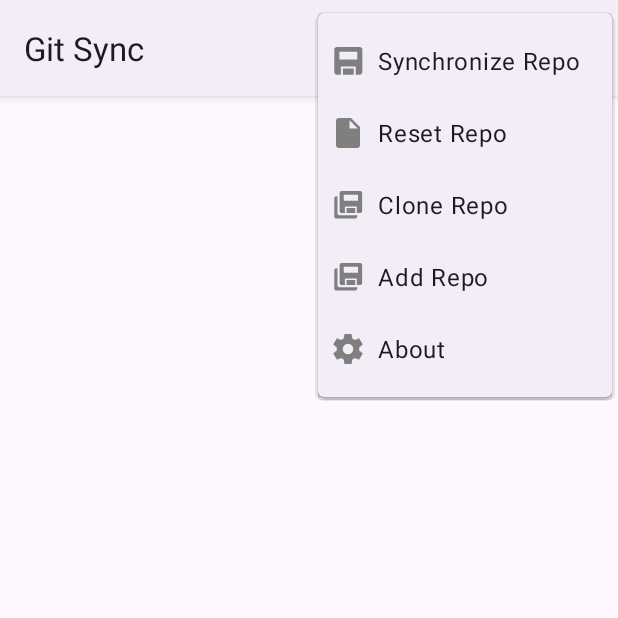
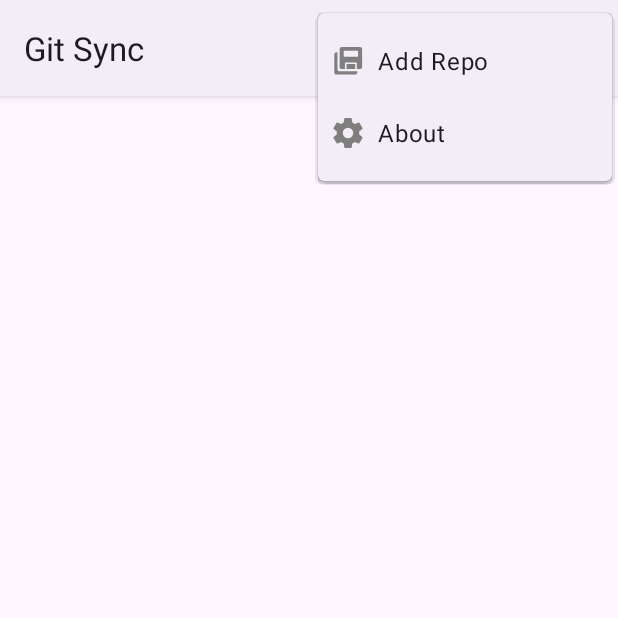
Before and after one commit to maxistar/gitsy, an Android app: the screen it shows after launch (MainActivity), with the options menu open, on a phone screen of 412 x 824 dp, the top half of it. Run offline under Robolectric (Android 15) with nearby library versions, the phone set to English and light mode, and no system bars.

Commit message:
add nice ui layout

```diff
--- a/app/src/main/res/layout/activity_main.xml
+++ b/app/src/main/res/layout/activity_main.xml
@@ -2,9 +2,7 @@
 <LinearLayout
     xmlns:android="http://schemas.android.com/apk/res/android"
     android:layout_width="match_parent"
-    android:layout_height="match_parent"
-    android:orientation="vertical"
-    android:padding="16dp">
+    android:layout_height="match_parent">
 
         <androidx.recyclerview.widget.RecyclerView
             android:id="@+id/recyclerView"
--- a/app/src/main/res/menu/main_menu.xml
+++ b/app/src/main/res/menu/main_menu.xml
@@ -1,22 +1,6 @@
 <?xml version="1.0" encoding="utf-8"?>
 <menu xmlns:app="http://schemas.android.com/apk/res-auto"
     xmlns:android="http://schemas.android.com/apk/res/android">
-    <item
-        android:id="@+id/menu_sync"
-        android:title="@string/SyncRepo"
-        android:icon="@drawable/ic_save"
-        app:iconTint="@color/colorIcon" />
-    <item
-        android:id="@+id/menu_reset_repo"
-        android:title="@string/ResetRepo"
-        android:icon="@drawable/ic_file"
-        app:iconTint="@color/colorIcon" />
-    <item
-        android:id="@+id/menu_clone_repo"
-        android:title="@string/CloneRepo"
-        android:icon="@drawable/ic_save_as"
-        app:iconTint="@color/colorIcon" />
-
     <item
         android:id="@+id/menu_add_repo"
         android:title="@string/AddRepo"
```
Also changed, not shown: app/src/main/java/me/maxistar/gitsync/MainActivity.java (+4 -7 lines), app/src/main/java/me/maxistar/gitsync/ProjectAdapter.java (+6 -3 lines), app/src/main/res/layout/list_item.xml (added, +52 -0 lines), app/src/main/res/layout/wip.xml (deleted, +0 -34 lines), 1 other file.
